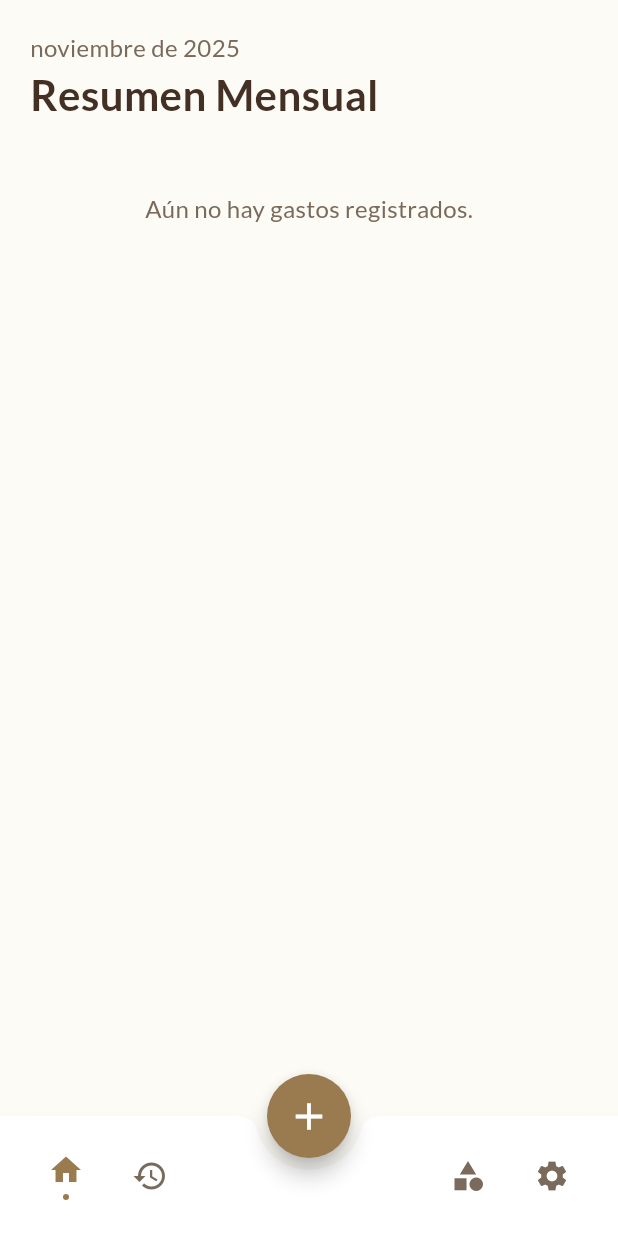
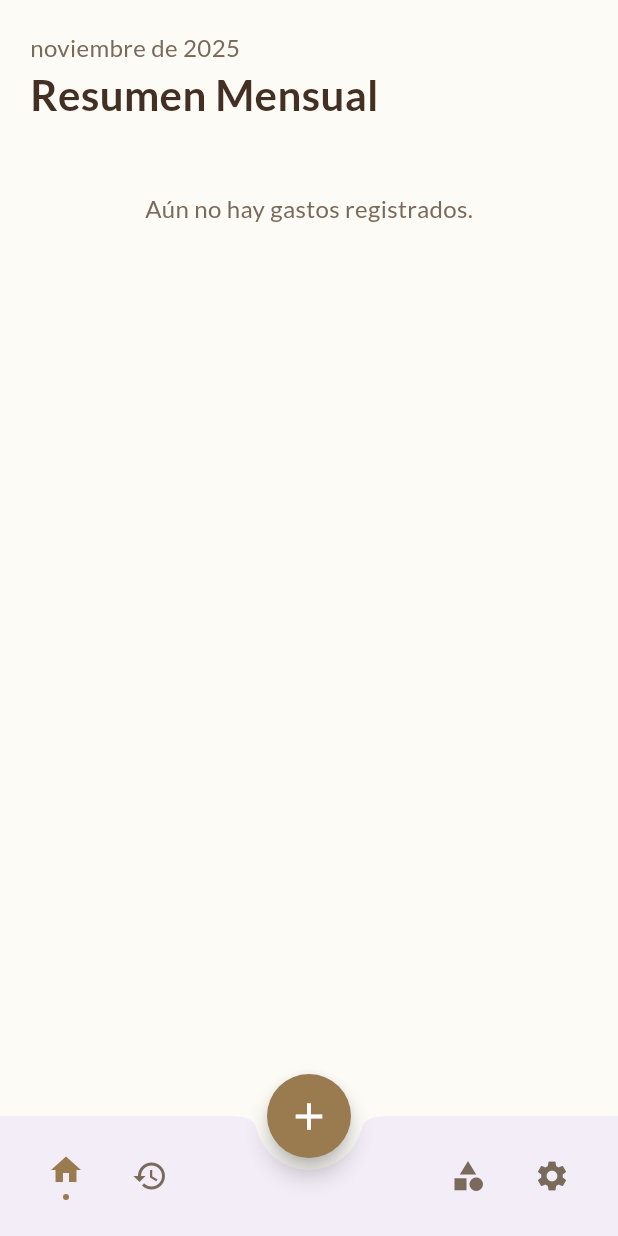
Before and after one commit to GaelGarcia9382/GastosApp, a Flutter app: the screen it shows after launch, on a phone screen of 412 x 824 dp. Run offline on Flutter 3.47's test engine with Material 3 defaults, Android fonts, the light colour scheme and no system bars; our stand-ins replace google_fonts, shared_preferences.

Commit message:
Arreglo de modo oscuro/claro en navbar

```diff
--- a/lib/screens/main_navigation_screen.dart
+++ b/lib/screens/main_navigation_screen.dart
@@ -13,41 +13,15 @@ class MainNavigationScreen extends StatefulWidget {
   State<MainNavigationScreen> createState() => _MainNavigationScreenState();
 }
 
-class _MainNavigationScreenState extends State<MainNavigationScreen> {
+class _MainNavigationScreenState extends State<MainNavigationScreen> with AutomaticKeepAliveClientMixin {
   int _selectedIndex = 0;
 
-  // ✅ SOLO las 2 GlobalKeys originales (como en tu versión que funcionaba)
+  // ✅ SOLO las 2 GlobalKeys originales - ELIMINA LAS OTRAS
   final GlobalKey<HistoryScreenState> _historyKey = GlobalKey<HistoryScreenState>();
   final GlobalKey<HomeScreenState> _homeKey = GlobalKey<HomeScreenState>();
 
-  late List<Widget> _widgetOptions;
-
   @override
-  void initState() {
-    super.initState();
-    _initializeScreens();
-  }
-
-  void _initializeScreens() {
-    _widgetOptions = <Widget>[
-      // HOME SCREEN
-      HomeScreen(key: _homeKey),
-
-      // HISTORY SCREEN
-      HistoryScreen(
-        key: _historyKey,
-        onExpenseChanged: _globalRefresh,
-      ),
-
-      // CATEGORIES SCREEN - sin cambios
-      const CategoriesScreen(),
-
-      // ✅ SETTINGS SCREEN - CON EL CALLBACK CORRECTO
-      SettingsScreen(
-        onSettingsChanged: _globalRefresh, // ← Esto es lo que faltaba
-      ),
-    ];
-  }
+  bool get wantKeepAlive => true;
 
   void _globalRefresh() {
     _homeKey.currentState?.refreshHome();
@@ -72,9 +46,9 @@ class _MainNavigationScreenState extends State<MainNavigationScreen> {
           maxChildSize: 0.9,
           builder: (_, controller) {
             return Container(
-              decoration: const BoxDecoration(
-                color: AppColors.background,
-                borderRadius: BorderRadius.only(
+              decoration: BoxDecoration(
+                color: Theme.of(context).cardColor,
+                borderRadius: const BorderRadius.only(
                   topLeft: Radius.circular(20),
                   topRight: Radius.circular(20),
                 ),
@@ -93,10 +67,27 @@ class _MainNavigationScreenState extends State<MainNavigationScreen> {
 
   @override
   Widget build(BuildContext context) {
+    super.build(context);
+
     return Scaffold(
       body: IndexedStack(
         index: _selectedIndex,
-        children: _widgetOptions,
+        children: [
+          // ✅ Solo estas dos pantallas necesitan GlobalKeys
+          HomeScreen(key: _homeKey),
+          HistoryScreen(
+            key: _historyKey,
+            onExpenseChanged: _globalRefresh,
+          ),
+
+          // ❌ ESTAS NO DEBEN TENER GLOBALKEYS
+          CategoriesScreen(
+            onCategoriesChanged: _globalRefresh, // Solo el callback
+          ),
+          SettingsScreen(
+            onSettingsChanged: _globalRefresh, // Solo el callback
+          ),
+        ],
       ),
       floatingActionButton: FloatingActionButton(
         onPressed: _onAddExpenseTapped,
@@ -104,12 +95,12 @@ class _MainNavigationScreenState extends State<MainNavigationScreen> {
         child: const Icon(Icons.add, size: 30),
       ),
       floatingActionButtonLocation: FloatingActionButtonLocation.centerDocked,
+
+      // ➡️ BottomAppBar dinámico
       bottomNavigationBar: BottomAppBar(
         shape: const CircularNotchedRectangle(),
         notchMargin: 8.0,
-        color: Colors.white,
-        elevation: 10,
-        shadowColor: Colors.black.withOpacity(0.1),
+        // El color ahora viene automáticamente del tema
         child: SizedBox(
           height: 60,
           child: Row(
@@ -138,7 +129,10 @@ class _MainNavigationScreenState extends State<MainNavigationScreen> {
 
   Widget _buildNavItem(IconData icon, String label, int index) {
     final isSelected = _selectedIndex == index;
-    final color = isSelected ? AppColors.accentBrown : AppColors.secondaryText;
+
+    final color = isSelected
+        ? AppColors.accentBrown
+        : Theme.of(context).iconTheme.color;
 
     return MaterialButton(
       minWidth: 40,
```
